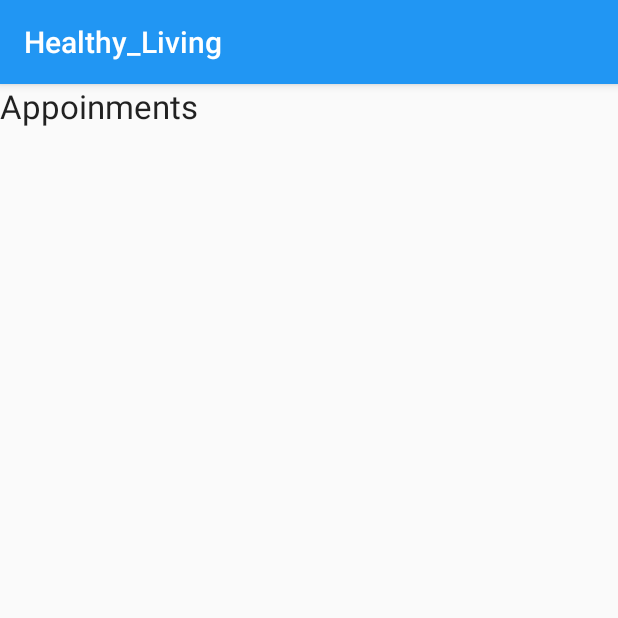
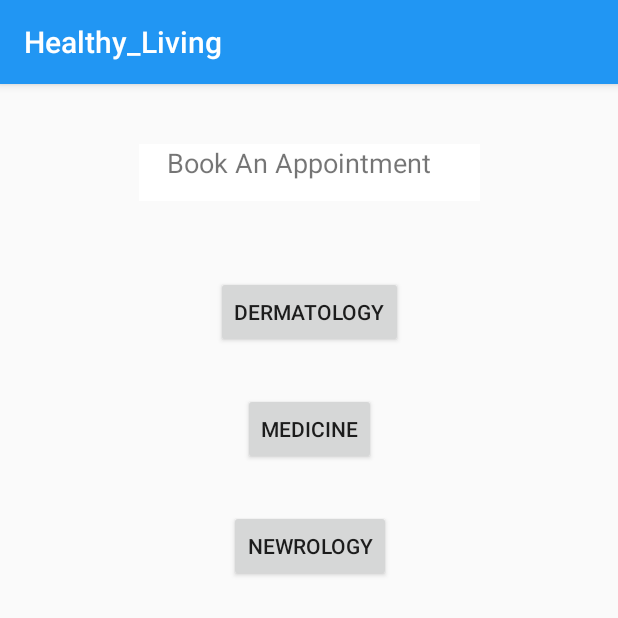
Before and after one commit to KNRiya/Healthy_Living, an Android app: the Appoinments screen opened directly, with no data from a screen before it, on a phone screen of 412 x 824 dp, the top half of it. Run offline under Robolectric (Android 15) with nearby library versions, the phone set to English and light mode, and no system bars.

Commit message:
Code Update By MD Foysal

```diff
--- a/app/src/main/java/com/example/healthy_living/Appoinments.java
+++ b/app/src/main/java/com/example/healthy_living/Appoinments.java
@@ -2,13 +2,34 @@ package com.example.healthy_living;
 
 import androidx.appcompat.app.AppCompatActivity;
 
+import android.content.Intent;
 import android.os.Bundle;
+import android.view.View;
+import android.widget.Button;
 
 public class Appoinments extends AppCompatActivity {
+    private Button Dermatology;
 
     @Override
     protected void onCreate(Bundle savedInstanceState) {
         super.onCreate(savedInstanceState);
         setContentView(R.layout.activity_appoinments);
+        Dermatology = (Button) findViewById(R.id.Dermatology);
+        Dermatology.setOnClickListener(new View.OnClickListener() {
+            @Override
+            public void onClick(View v) {
+                openDermatology();
+
+            }
+        });
     }
-}
+    public void openDermatology(){
+        //Intent intent = new Intent( this,Info.class);
+       // startActivity(intent);
+    }
+    public void onDermatologyBtnClick( View view ){
+        Intent intent = new Intent( this,Info.class);
+        startActivity(intent);
+
+    }
+    }
--- a/app/src/main/res/layout/activity_appoinments.xml
+++ b/app/src/main/res/layout/activity_appoinments.xml
@@ -1,16 +1,56 @@
 <?xml version="1.0" encoding="utf-8"?>
-<LinearLayout xmlns:android="http://schemas.android.com/apk/res/android"
+<androidx.constraintlayout.widget.ConstraintLayout xmlns:android="http://schemas.android.com/apk/res/android"
     xmlns:app="http://schemas.android.com/apk/res-auto"
     xmlns:tools="http://schemas.android.com/tools"
     android:layout_width="match_parent"
     android:layout_height="match_parent"
-    tools:context=".Appoinments">
+    tools:context=".MainActivity">
 
     <TextView
-        android:textAppearance="@style/TextAppearance.AppCompat.Large"
-        android:layout_width="match_parent"
+        android:id="@+id/textView"
+        android:layout_width="227dp"
+        android:layout_height="38dp"
+        android:layout_marginTop="40dp"
+        android:background="#FFFFFF"
+        android:capitalize="sentences"
+        android:text="    Book An Appointment"
+        android:textColorLink="#FFFFFF"
+        android:textSize="18sp"
+        app:layout_constraintEnd_toEndOf="parent"
+        app:layout_constraintStart_toStartOf="parent"
+        app:layout_constraintTop_toTopOf="parent" />
+
+    <Button
+        android:id="@+id/Dermatology"
+        android:layout_width="wrap_content"
         android:layout_height="wrap_content"
-        android:text="@string/option5"
-        ></TextView>
+        android:layout_marginTop="50dp"
+        android:layout_marginBottom="30dp"
+        android:onClick="onDermatologyBtnClick"
+        android:text="Dermatology"
+        app:layout_constraintBottom_toTopOf="@+id/Medicine"
+        app:layout_constraintEnd_toEndOf="@+id/textView"
+        app:layout_constraintStart_toStartOf="@+id/textView"
+        app:layout_constraintTop_toBottomOf="@+id/textView" />
 
-</LinearLayout>
+    <Button
+        android:id="@+id/Medicine"
+        android:layout_width="wrap_content"
+        android:layout_height="wrap_content"
+        android:layout_marginTop="30dp"
+        android:text="Medicine"
+        app:layout_constraintEnd_toEndOf="@+id/Dermatology"
+        app:layout_constraintStart_toStartOf="@+id/Dermatology"
+        app:layout_constraintTop_toBottomOf="@+id/Dermatology" />
+
+    <Button
+        android:id="@+id/Newrology"
+        android:layout_width="wrap_content"
+        android:layout_height="wrap_content"
+        android:layout_marginTop="30dp"
+        android:text="NEWROLOGY"
+        app:layout_constraintEnd_toEndOf="@+id/Medicine"
+        app:layout_constraintStart_toStartOf="@+id/Medicine"
+        app:layout_constraintTop_toBottomOf="@+id/Medicine" />
+
+</androidx.constraintlayout.widget.ConstraintLayout>
```
Also changed, not shown: app/src/main/java/com/example/healthy_living/Reminders.java (+23 -0 lines), app/src/main/res/layout/activity_reminders.xml (+42 -5 lines).
